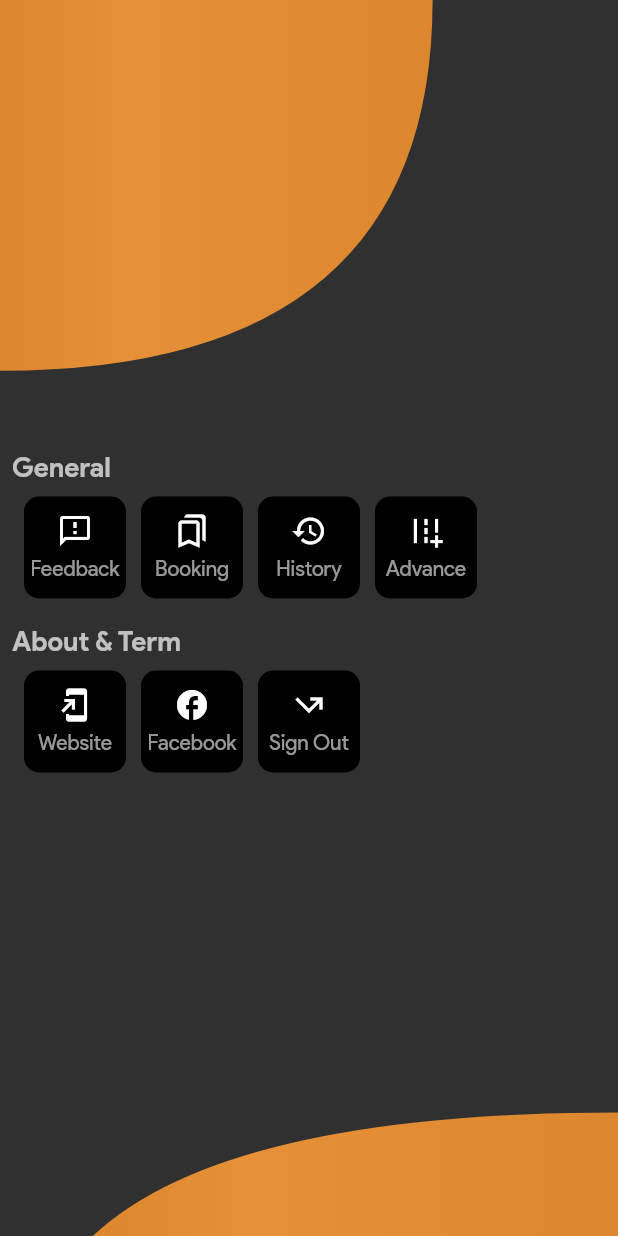
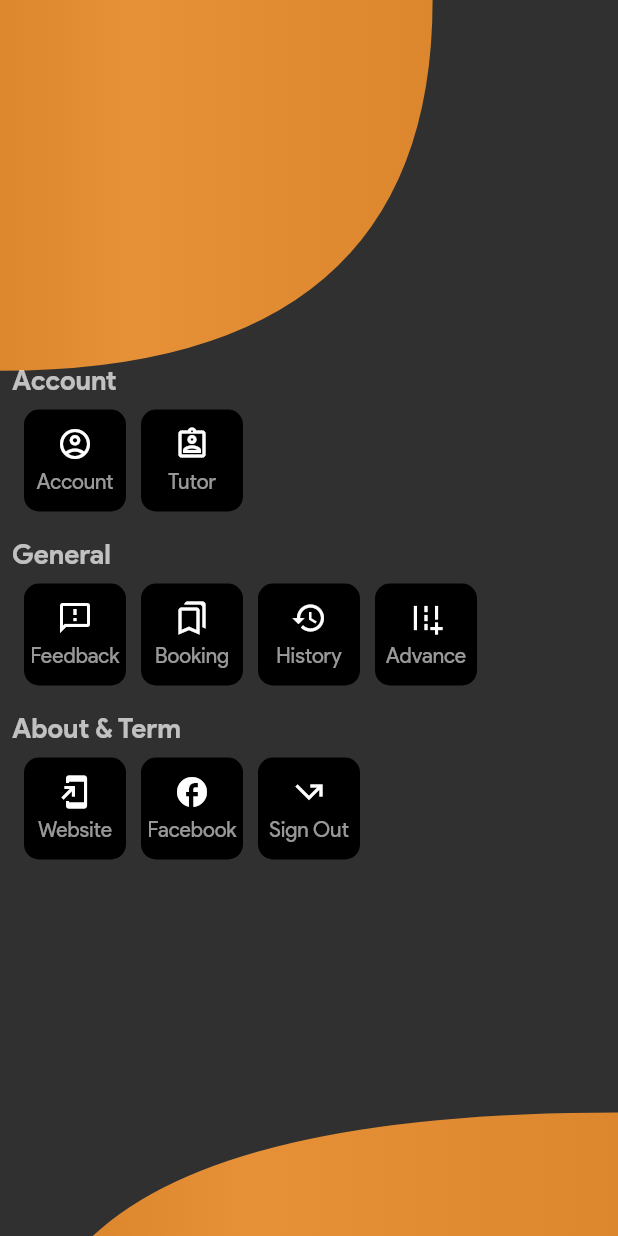
Before and after one commit to phamvmnhut/lettutor, a Flutter app: the SettingUI screen opened by its route, after a tap on "Feedback", on a phone screen of 412 x 824 dp. Run offline on Flutter 3.47's test engine with Material 2 defaults, Android fonts, the phone set to English and light mode, and no system bars; our stand-ins replace expandable, flutter_rating_bar, flutter_svg, get, get_storage, keyboard_dismisser and 3 more; accounts and stored records are empty; network calls fail; statements that could not run were skipped.

Commit message:
update setting ui

```diff
--- a/lib/ui/profile/setting.dart
+++ b/lib/ui/profile/setting.dart
@@ -23,10 +23,17 @@ class SettingUI extends StatelessWidget {
     Color cardColor = Theme.of(context).cardColor;
     Color priColor = Theme.of(context).primaryColor;
     Color hlColor = Theme.of(context).highlightColor;
+    List<_ItemSetting> accSettingList = [
+      _ItemSetting(
+          name: "Account", iconData: Icons.account_circle_outlined, onPress: () {
+      }),
+      _ItemSetting(
+          name: "Tutor", iconData: Icons.assignment_ind_outlined, onPress: () {}),
+    ];
     List<_ItemSetting> genSettingList = [
       _ItemSetting(
           name: "Feedback", iconData: Icons.feedback_outlined, onPress: () {
-            print("Feebback click");
+            print("Feedback click");
       }),
       _ItemSetting(
           name: "Booking", iconData: Icons.bookmarks_outlined, onPress: () {}),
@@ -57,6 +64,42 @@ class SettingUI extends StatelessWidget {
               crossAxisAlignment: CrossAxisAlignment.start,
               mainAxisSize: MainAxisSize.min,
               children: [
+                Text("Account", style: textTheme.headline3),
+                Padding(
+                  padding: const EdgeInsets.all(8.0),
+                  child: GridView.builder(
+                      shrinkWrap: true,
+                      gridDelegate:
+                      const SliverGridDelegateWithMaxCrossAxisExtent(
+                          maxCrossAxisExtent: 80,
+                          childAspectRatio: 1,
+                          crossAxisSpacing: 10,
+                          mainAxisSpacing: 10),
+                      itemCount: accSettingList.length,
+                      itemBuilder: (BuildContext ctx, index) {
+                        _ItemSetting item = accSettingList[index];
+                        return InkWell(
+                          onTap: item.onPress,
+                          borderRadius: BorderRadius.circular(10),
+                          child: Container(
+                            height: 80,
+                            width: 80,
+                            alignment: Alignment.center,
+                            child: Column(
+                              mainAxisAlignment: MainAxisAlignment.center,
+                              children: [
+                                Icon(item.iconData),
+                                SizedBox(height: 5),
+                                Text(item.name, style: textTheme.caption)
+                              ],
+                            ),
+                            decoration: BoxDecoration(
+                                color: cardColor, borderRadius: BorderRadius.circular(10)),
+                          ),
+                        );
+                      }),
+                ),
+                SizedBox(height: 10),
                 Text("General", style: textTheme.headline3),
                 Padding(
                   padding: const EdgeInsets.all(8.0),
```
